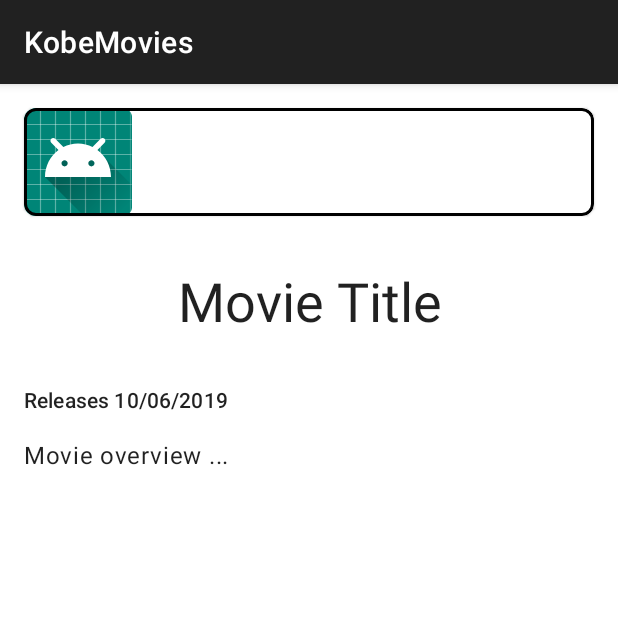
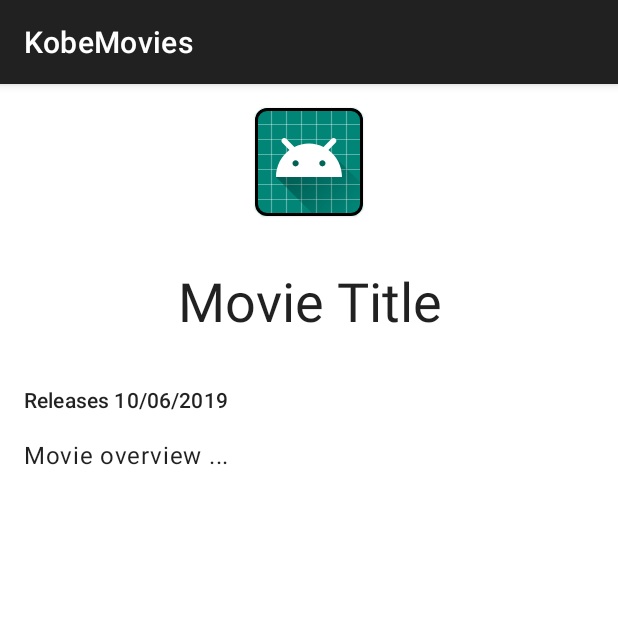
Before and after one commit to gabrielseibel1/KobeMovies, an Android app: the MovieDetailsFragment screen opened through its navigation route, on a phone screen of 412 x 824 dp, the top half of it. Run offline under Robolectric (Android 15) with nearby library versions, the phone set to English and light mode, and no system bars; our stand-ins replace Picasso; pictures from the network do not load; 1 statement that could not run was skipped.

Commit message:
Fix image sizing in card issues

```diff
--- a/app/src/main/res/layout/movie_details_fragment.xml
+++ b/app/src/main/res/layout/movie_details_fragment.xml
@@ -15,8 +15,10 @@
 
         <com.google.android.material.card.MaterialCardView
             android:id="@+id/backdrop_card"
-            android:layout_width="0dp"
+            android:layout_width="wrap_content"
             android:layout_height="wrap_content"
+            app:layout_constrainedWidth="true"
+
             android:layout_margin="16dp"
             app:cardCornerRadius="8dp"
 
@@ -28,10 +30,11 @@
 
             <ImageView
                 android:id="@+id/backdrop"
+                android:layout_gravity="center"
                 android:layout_width="wrap_content"
                 android:layout_height="wrap_content"
+                android:contentDescription="@string/movie_backdrop"
                 android:adjustViewBounds="true"
-                android:contentDescription="@string/movie_backdrop"
                 android:cropToPadding="false"
                 android:scaleType="fitXY"
                 android:src="@mipmap/ic_launcher_round" />
@@ -43,8 +46,8 @@
             android:id="@+id/title"
             android:layout_width="0dp"
             android:layout_height="wrap_content"
+            android:layout_margin="32dp"
 
-            android:layout_margin="32dp"
             android:text="@string/movie_title_stub"
             android:textAlignment="center"
             android:textSize="36sp"
@@ -58,7 +61,6 @@
             android:id="@+id/release_date"
             android:layout_width="0dp"
             android:layout_height="wrap_content"
-
             android:layout_marginTop="32dp"
             android:layout_marginBottom="16dp"
             android:layout_marginEnd="16dp"
@@ -76,14 +78,26 @@
             android:id="@+id/overview"
             android:layout_width="0dp"
             android:layout_height="wrap_content"
+            android:layout_marginTop="16dp"
+            android:layout_marginBottom="32dp"
+            android:layout_marginEnd="16dp"
+            android:layout_marginStart="16dp"
 
-            android:layout_margin="16dp"
             android:text="@string/movie_overview_stub"
+            android:textAppearance="@style/TextAppearance.MaterialComponents.Body1"
 
-            android:textAppearance="@style/TextAppearance.MaterialComponents.Body1"
             app:layout_constraintEnd_toEndOf="parent"
             app:layout_constraintStart_toStartOf="parent"
             app:layout_constraintTop_toBottomOf="@+id/release_date" />
+
+        <Space
+            android:layout_width="wrap_content"
+            android:layout_height="wrap_content"
+            android:layout_marginTop="32dp"
+
+            app:layout_constraintEnd_toEndOf="parent"
+            app:layout_constraintStart_toStartOf="parent"
+            app:layout_constraintTop_toBottomOf="@+id/overview"/>
 
 
     </androidx.constraintlayout.widget.ConstraintLayout>
```
